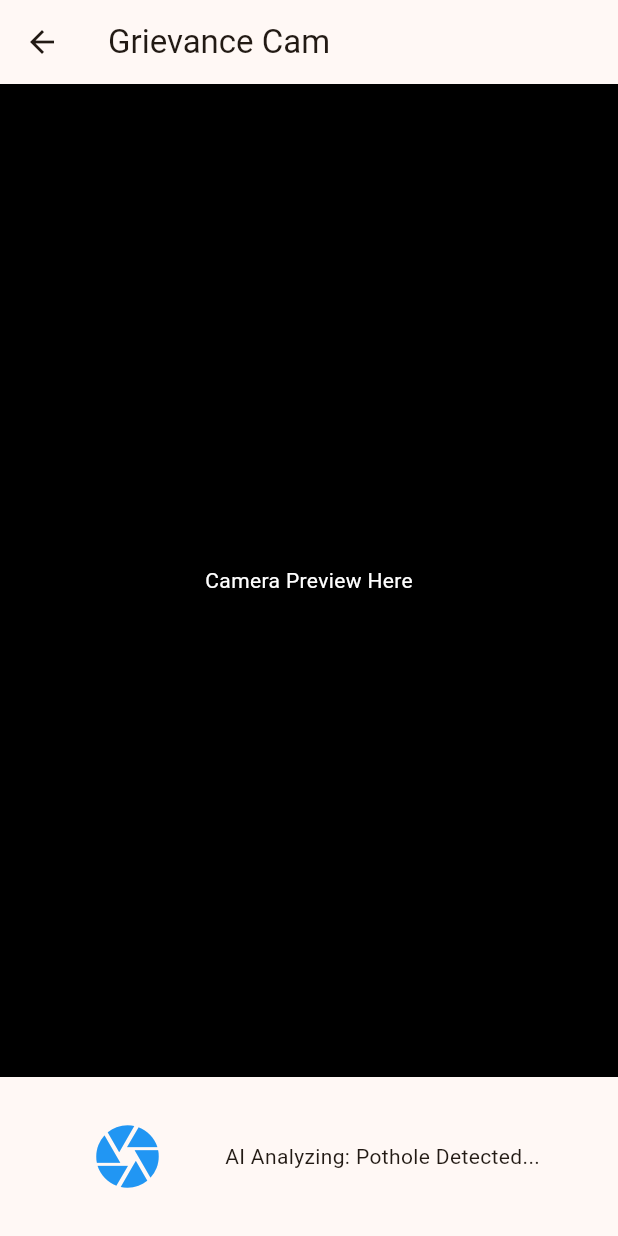
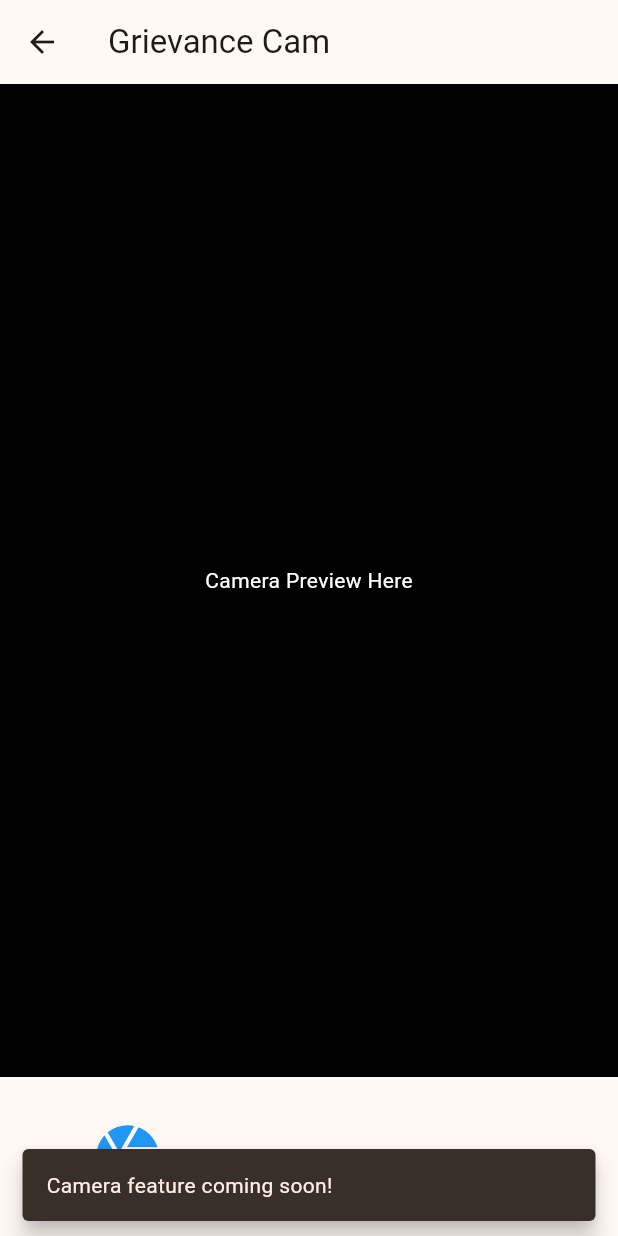
Before and after one commit to shadowcleets-new/CivicOS, a Flutter app: the GrievanceScreen screen opened directly, after a tap on the "camera" icon, on a phone screen of 412 x 824 dp. Run offline on Flutter 3.47's test engine with Material 3 defaults, Android fonts, the phone set to English and light mode, and no system bars.

Commit message:
Add SnackBar feedback to Grievance Cam button

```diff
--- a/frontend/lib/screens/grievance_screen.dart
+++ b/frontend/lib/screens/grievance_screen.dart
@@ -14,7 +14,8 @@ class GrievanceScreen extends StatelessWidget {
             child: Container(
               color: Colors.black,
               child: const Center(
-                child: Text("Camera Preview Here", style: TextStyle(color: Colors.white)),
+                child: Text("Camera Preview Here",
+                    style: TextStyle(color: Colors.white)),
               ),
             ),
           ),
@@ -24,10 +25,17 @@ class GrievanceScreen extends StatelessWidget {
               mainAxisAlignment: MainAxisAlignment.spaceEvenly,
               children: [
                 IconButton(
-                  onPressed: () {},
-                  tooltip: 'Capture grievance photo',
-                  icon: const Icon(Icons.camera, size: 50, color: Colors.blue)
-                ),
+                    onPressed: () {
+                      ScaffoldMessenger.of(context).showSnackBar(
+                        const SnackBar(
+                          content: Text('Camera feature coming soon!'),
+                          behavior: SnackBarBehavior.floating,
+                        ),
+                      );
+                    },
+                    tooltip: 'Capture grievance photo',
+                    icon:
+                        const Icon(Icons.camera, size: 50, color: Colors.blue)),
                 const Text("AI Analyzing: Pothole Detected..."),
               ],
             ),
```
Also changed, not shown: 1 other file.
